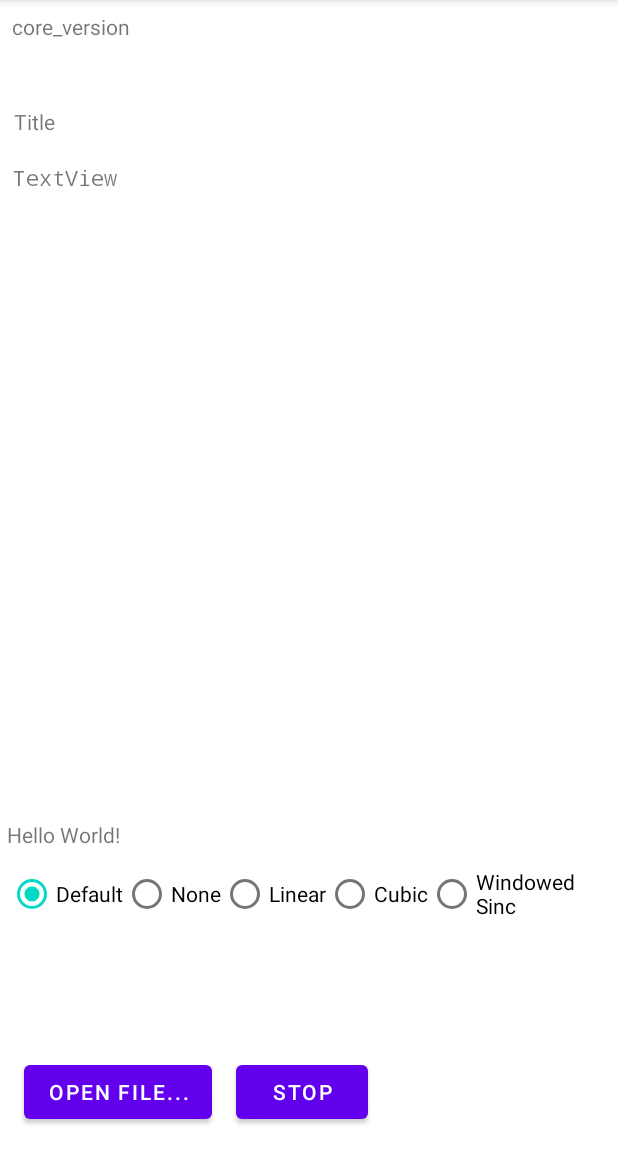
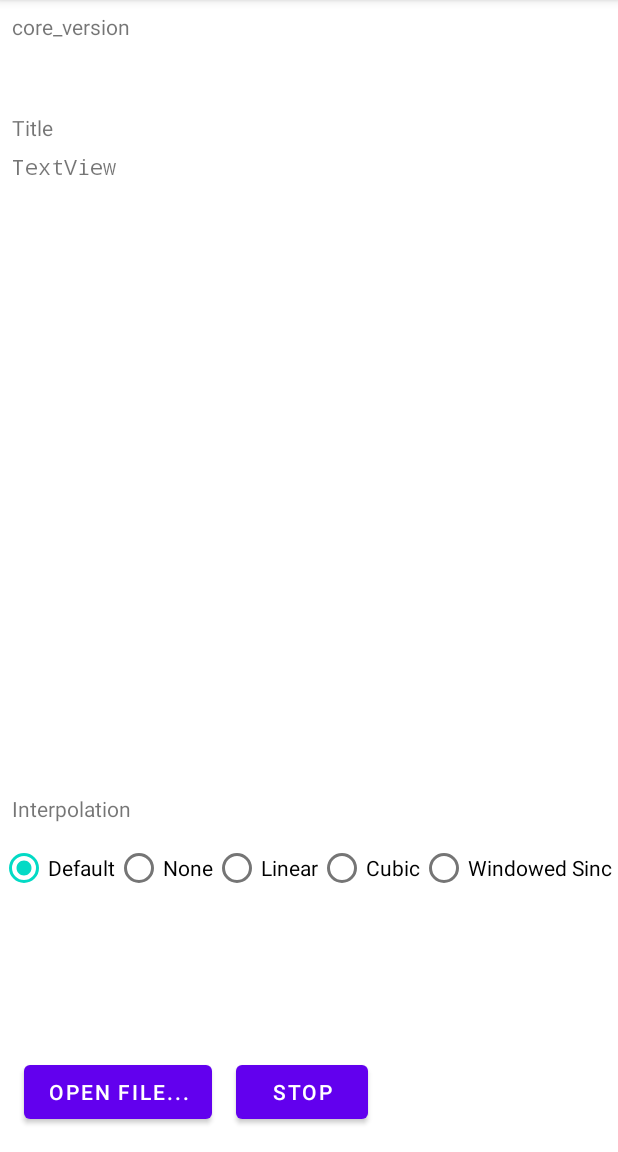
Before and after one commit to Team-Digital-Fairy/Android-libopenmpt, an Android app: the screen it shows after launch (MainActivity), on a phone screen of 412 x 824 dp, the part 84-1236 px from its top. Run offline under Robolectric (Android 15) with nearby library versions, the phone set to English and light mode, and no system bars; 4 statements that could not run were skipped.

```diff
--- a/app/src/main/res/layout/activity_main.xml
+++ b/app/src/main/res/layout/activity_main.xml
@@ -18,37 +18,27 @@
 
     <TextView
         android:id="@+id/textView"
-        android:layout_width="397dp"
+        android:layout_width="0dp"
         android:layout_height="59dp"
         android:layout_marginStart="8dp"
         android:layout_marginTop="8dp"
+        android:layout_marginEnd="8dp"
         android:text="@string/textview"
+        app:layout_constraintEnd_toEndOf="parent"
         app:layout_constraintStart_toStartOf="parent"
         app:layout_constraintTop_toTopOf="parent" />
 
-    <TextView
-        android:id="@+id/textView3"
-        android:layout_width="wrap_content"
-        android:layout_height="wrap_content"
-        android:text="Hello World!"
-        app:layout_constraintBottom_toBottomOf="parent"
-        app:layout_constraintHorizontal_bias="0.014"
-        app:layout_constraintLeft_toLeftOf="parent"
-        app:layout_constraintRight_toRightOf="parent"
-        app:layout_constraintTop_toTopOf="parent"
-        app:layout_constraintVertical_bias="0.73" />
-
     <ScrollView
         android:id="@+id/scrollView2"
-        android:layout_width="394dp"
-        android:layout_height="392dp"
+        android:layout_width="0dp"
+        android:layout_height="390dp"
         android:layout_marginStart="8dp"
+        android:layout_marginTop="8dp"
         android:layout_marginEnd="8dp"
-        app:layout_constraintBottom_toTopOf="@+id/textView3"
         app:layout_constraintEnd_toEndOf="parent"
+        app:layout_constraintHorizontal_bias="0.0"
         app:layout_constraintStart_toStartOf="parent"
-        app:layout_constraintTop_toTopOf="parent"
-        app:layout_constraintVertical_bias="1.0">
+        app:layout_constraintTop_toBottomOf="@+id/status_mod">
 
         <LinearLayout
             android:id="@+id/layoutLinear"
@@ -59,27 +49,24 @@
 
     <TextView
         android:id="@+id/status_mod"
-        android:layout_width="395dp"
+        android:layout_width="0dp"
         android:layout_height="22dp"
+        android:layout_marginStart="8dp"
+        android:layout_marginTop="8dp"
+        android:layout_marginEnd="8dp"
         android:fontFamily="monospace"
         android:text="TextView"
-        app:layout_constraintBottom_toTopOf="@+id/scrollView2"
         app:layout_constraintEnd_toEndOf="parent"
         app:layout_constraintStart_toStartOf="parent"
-        app:layout_constraintTop_toBottomOf="@+id/modtitle"
-        app:layout_constraintVertical_bias="0.444" />
+        app:layout_constraintTop_toBottomOf="@+id/modtitle" />
 
     <RadioGroup
         android:id="@+id/interp_group"
-        android:layout_width="400dp"
+        android:layout_width="0dp"
         android:layout_height="60dp"
         android:orientation="horizontal"
-        app:layout_constraintBottom_toBottomOf="parent"
-        app:layout_constraintEnd_toEndOf="parent"
-        app:layout_constraintHorizontal_bias="0.461"
         app:layout_constraintStart_toStartOf="parent"
-        app:layout_constraintTop_toBottomOf="@+id/textView3"
-        app:layout_constraintVertical_bias="0.0">
+        app:layout_constraintTop_toBottomOf="@+id/textView3">
 
         <RadioButton
             android:id="@+id/interp_default"
@@ -121,12 +108,13 @@
 
     <TextView
         android:id="@+id/modtitle"
-        android:layout_width="395dp"
+        android:layout_width="0dp"
         android:layout_height="18dp"
-        android:layout_marginTop="4dp"
+        android:layout_marginStart="8dp"
+        android:layout_marginTop="8dp"
+        android:layout_marginEnd="8dp"
         android:text="Title"
         app:layout_constraintEnd_toEndOf="parent"
-        app:layout_constraintHorizontal_bias="0.562"
         app:layout_constraintStart_toStartOf="parent"
         app:layout_constraintTop_toBottomOf="@+id/textView" />
 
@@ -140,4 +128,14 @@
         app:layout_constraintBottom_toBottomOf="parent"
         app:layout_constraintStart_toEndOf="@+id/button" />
 
+    <TextView
+        android:id="@+id/textView3"
+        android:layout_width="wrap_content"
+        android:layout_height="wrap_content"
+        android:layout_marginStart="8dp"
+        android:layout_marginTop="8dp"
+        android:text="Interpolation"
+        app:layout_constraintStart_toStartOf="parent"
+        app:layout_constraintTop_toBottomOf="@+id/scrollView2" />
+
 </androidx.constraintlayout.widget.ConstraintLayout>
```
Also changed, not shown: 3 other files.
